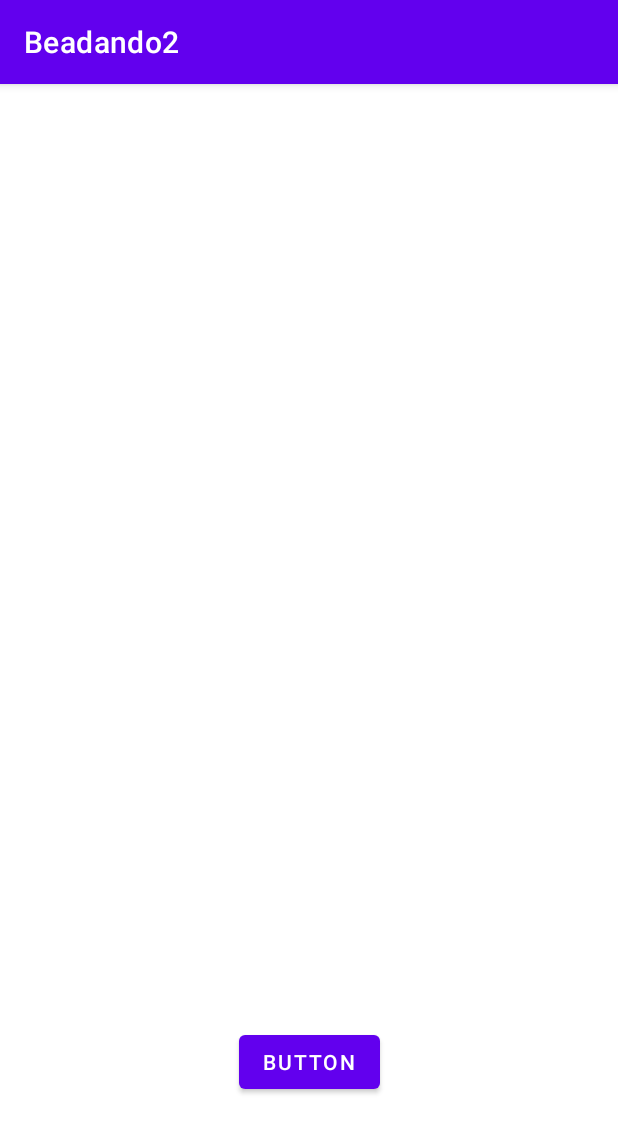
After one commit to Trapzor/MobilProgramozas2, an Android app: the WorkerActivity screen opened directly, with no data from a screen before it, on a phone screen of 412 x 824 dp. The commit adds this screen. Shown: the top 1133 px of the screen. Run offline under Robolectric (Android 15) with nearby library versions, the phone set to English and light mode, and no system bars; 2 statements that could not run were skipped.

Commit message:
Create MyWorker

```diff
--- a/Beadando2/app/build.gradle
+++ b/Beadando2/app/build.gradle
@@ -35,6 +35,9 @@ dependencies {
     //LIFECYCLE
     implementation "androidx.lifecycle:lifecycle-extensions:2.2.0"
     annotationProcessor "androidx.lifecycle:lifecycle-compiler:2.4.1"
+    //Worker
+    implementation "androidx.work:work-runtime:2.7.1"
+    implementation "androidx.core:core:1.7.0"
 
     implementation 'androidx.appcompat:appcompat:1.4.1'
     implementation 'com.google.android.material:material:1.6.0'
--- /dev/null
+++ b/Beadando2/app/src/main/java/com/example/beadando2/Worker/WorkerActivity.java
@@ -0,0 +1,76 @@
+package com.example.beadando2.Worker;
+
+import androidx.appcompat.app.AppCompatActivity;
+import androidx.lifecycle.Observer;
+import androidx.work.Constraints;
+import androidx.work.Data;
+import androidx.work.OneTimeWorkRequest;
+import androidx.work.WorkContinuation;
+import androidx.work.WorkInfo;
+import androidx.work.WorkManager;
+import androidx.work.Worker;
+
+import android.os.Bundle;
+import android.view.View;
+import android.widget.Button;
+import android.widget.TextView;
+
+import com.example.beadando2.R;
+
+public class WorkerActivity extends AppCompatActivity {
+
+    TextView workerText;
+    Button workerButton;
+
+    WorkManager mWorkManager;
+
+    @Override
+    protected void onCreate(Bundle savedInstanceState) {
+        super.onCreate(savedInstanceState);
+        setContentView(R.layout.activity_worker);
+
+        workerText = findViewById(R.id.workerTextView);
+        workerButton = findViewById(R.id.workerButton);
+
+        mWorkManager = WorkManager.getInstance(this);
+
+        Data inputData = new Data.Builder()
+                .putString("data","Hello from WorkManager!")
+                .build();
+
+        final OneTimeWorkRequest waitRequest =
+                new OneTimeWorkRequest.Builder(WaitWorker.class).build();
+
+        Constraints constraints = new Constraints.Builder()
+                .setRequiresBatteryNotLow(true)
+                .build();
+
+        final OneTimeWorkRequest mRequest =
+                new OneTimeWorkRequest.Builder(MyWorker.class)
+                        .setConstraints(constraints)
+                        .setInputData(inputData)
+                        .build();
+
+        workerButton.setOnClickListener(new View.OnClickListener() {
+            @Override
+            public void onClick(View view) {
+                //mWorkManager.enqueue(mRequest);
+                WorkContinuation continuation = mWorkManager.beginWith(waitRequest);
+                continuation.then(mRequest).enqueue();
+            }
+        });
+
+        mWorkManager.getWorkInfoByIdLiveData(mRequest.getId()).observe(
+                this, new Observer<WorkInfo>() {
+                    @Override
+                    public void onChanged(WorkInfo workInfo) {
+                        if(workInfo != null) {
+                            WorkInfo.State state = workInfo.getState();
+                            workerText.setText(state.toString() + ", " +
+                                    workInfo.getOutputData().getString("result"));
+                        }
+                    }
+                }
+        );
+    }
+}
--- /dev/null
+++ b/Beadando2/app/src/main/res/layout/activity_worker.xml
@@ -0,0 +1,28 @@
+<?xml version="1.0" encoding="utf-8"?>
+<androidx.constraintlayout.widget.ConstraintLayout xmlns:android="http://schemas.android.com/apk/res/android"
+    xmlns:app="http://schemas.android.com/apk/res-auto"
+    xmlns:tools="http://schemas.android.com/tools"
+    android:layout_width="match_parent"
+    android:layout_height="match_parent"
+    tools:context=".Worker.WorkerActivity">
+
+    <TextView
+        android:id="@+id/workerTextView"
+        android:layout_width="88dp"
+        android:layout_height="16dp"
+        app:layout_constraintBottom_toBottomOf="parent"
+        app:layout_constraintEnd_toEndOf="parent"
+        app:layout_constraintStart_toStartOf="parent"
+        app:layout_constraintTop_toTopOf="parent" />
+
+    <Button
+        android:id="@+id/workerButton"
+        android:layout_width="wrap_content"
+        android:layout_height="wrap_content"
+        android:text="Button"
+        app:layout_constraintBottom_toBottomOf="parent"
+        app:layout_constraintEnd_toEndOf="parent"
+        app:layout_constraintStart_toStartOf="parent"
+        app:layout_constraintTop_toBottomOf="@+id/workerTextView"
+        app:layout_constraintVertical_bias="0.72" />
+</androidx.constraintlayout.widget.ConstraintLayout>
```
Also changed, not shown: Beadando2/app/src/main/AndroidManifest.xml (+6 -3 lines), Beadando2/app/src/main/java/com/example/beadando2/MainActivity.java (+11 -1 lines), Beadando2/app/src/main/java/com/example/beadando2/Worker/MyWorker.java (added, +71 -0 lines), Beadando2/app/src/main/java/com/example/beadando2/Worker/WaitWorker.java (added, +29 -0 lines), Beadando2/app/src/main/res/drawable/ic_baseline_announcement_24.xml (added, +10 -0 lines), Beadando2/app/src/main/res/layout/activity_main.xml (+11 -0 lines).
